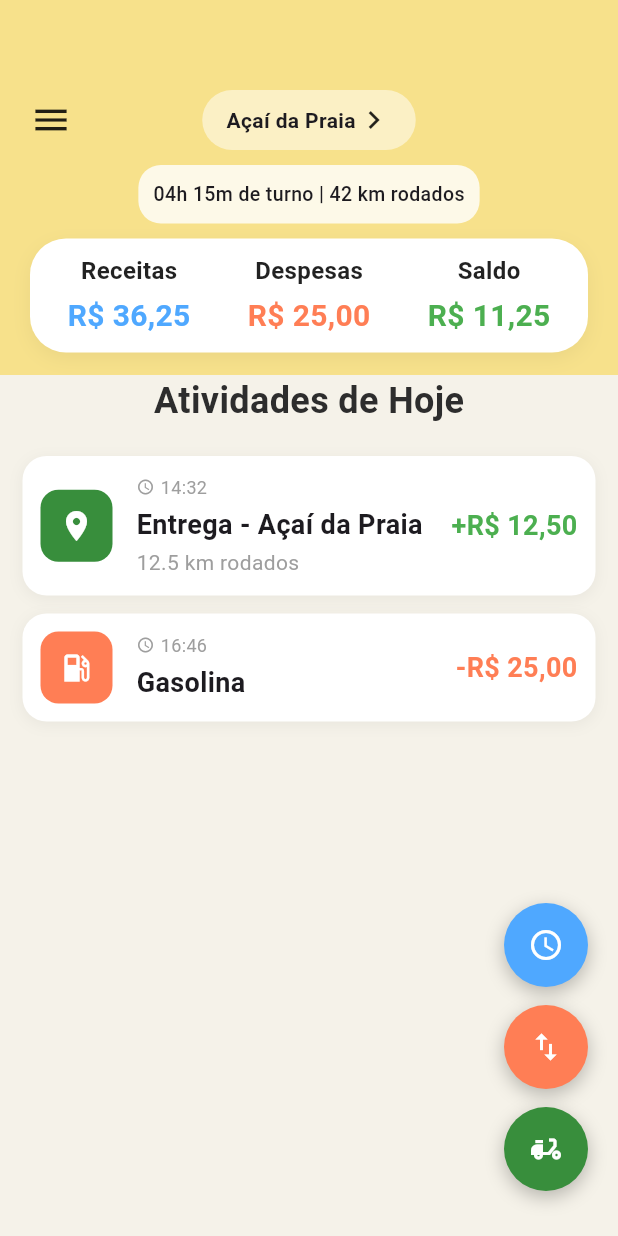
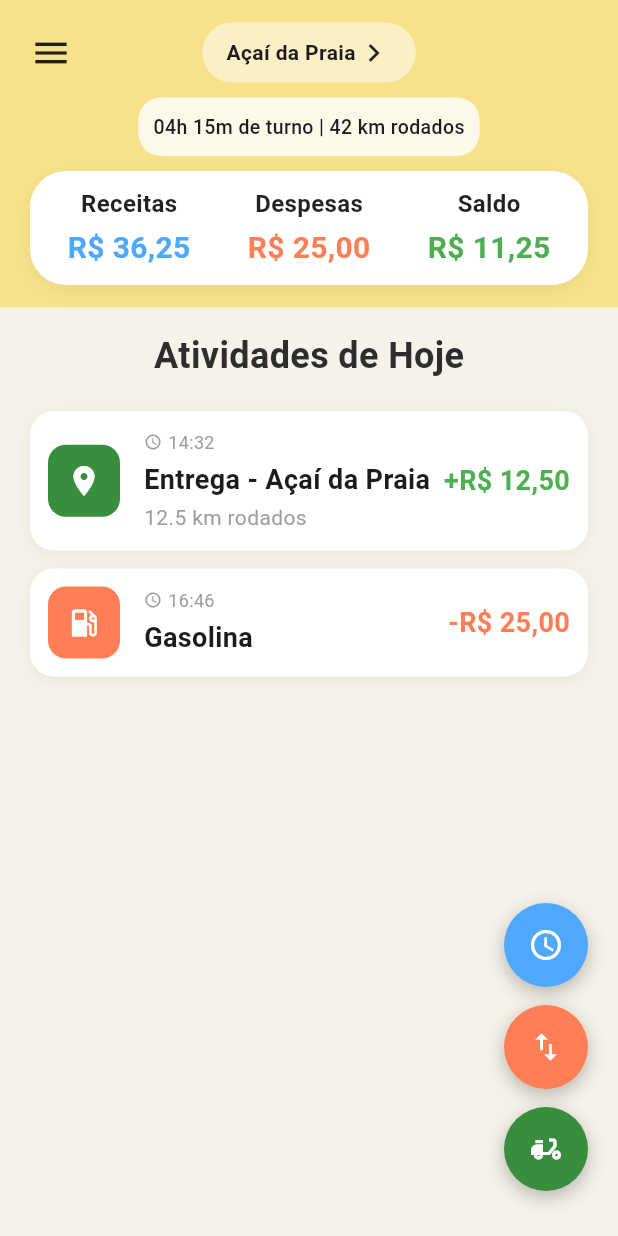
Before and after one commit to App-Motora/motora_app, a Flutter app: the screen it shows after launch, on a phone screen of 412 x 824 dp. Run offline on Flutter 3.47's test engine with Material 3 defaults, Android fonts, the phone set to English and light mode, and no system bars.

Commit message:
Ajustando o layout com SafeArea e Padding

```diff
--- a/lib/components/header.dart
+++ b/lib/components/header.dart
@@ -7,13 +7,12 @@ class Header extends StatelessWidget {
   @override
   Widget build(BuildContext context) {
     return Container(
-      height: 250,
       width: double.infinity,
       decoration: BoxDecoration(
         color: Color(0xFFF7E18B),
         borderRadius: BorderRadius.vertical(),
       ),
-      padding: EdgeInsets.only(top: 60, left: 20, right: 20),
+      padding: EdgeInsets.only(top: 15, left: 20, right: 20, bottom: 15),
       child: Column(
         spacing: 10,
         children: [
--- a/lib/home_page.dart
+++ b/lib/home_page.dart
@@ -15,17 +15,15 @@ class _HomePageState extends State<HomePage> {
   Widget build(BuildContext context) {
     return Scaffold(
       backgroundColor: Color(0xFFF5F2E9),
-      body: Stack(
+      body: SafeArea(
+        child: Stack(
           children: [
             Column(
               children: [
-              // 1. Header Amarelo
                 Header(),
-
-              // 3. Lista de Atividades
                 Expanded(
                   child: Padding(
-                  padding: EdgeInsets.symmetric(horizontal: 15),
+                    padding: EdgeInsets.only(top: 15, left: 20, right: 20, bottom: 15),
                     child: ListView(
                       physics: BouncingScrollPhysics(),
                       children: [
@@ -66,9 +64,9 @@ class _HomePageState extends State<HomePage> {
               ],
             ),
 
-          // 5. Botões Flutuantes (Customizados conforme o print)
             Positioned(bottom: 30, right: 20, child: _buildFloatingActionMenu()),
           ],
+        ),
       ),
     );
   }
```
Lines whose indentation alone changed are shown as unchanged.
